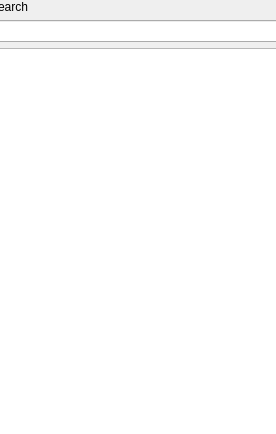
Above: ui/sidepane.ui from fredollinger/scutum before the change. Below: the same form after it.
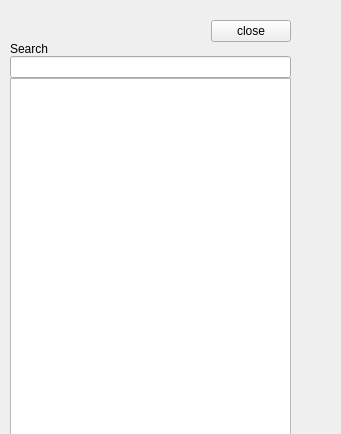
That is the form after the change.

Diff of the .ui file:
```diff
--- a/ui/sidepane.ui
+++ b/ui/sidepane.ui
@@ -6,7 +6,7 @@
    <rect>
     <x>0</x>
     <y>0</y>
-    <width>276</width>
+    <width>341</width>
     <height>434</height>
    </rect>
   </property>
@@ -17,12 +17,42 @@
    <property name="geometry">
     <rect>
      <x>-10</x>
-     <y>0</y>
-     <width>291</width>
-     <height>441</height>
+     <y>20</y>
+     <width>301</width>
+     <height>431</height>
     </rect>
    </property>
    <layout class="QVBoxLayout" name="verticalLayout">
+    <property name="spacing">
+     <number>0</number>
+    </property>
+    <property name="leftMargin">
+     <number>20</number>
+    </property>
+    <item>
+     <layout class="QHBoxLayout" name="horizontalLayout">
+      <item>
+       <spacer name="horizontalSpacer">
+        <property name="orientation">
+         <enum>Qt::Horizontal</enum>
+        </property>
+        <property name="sizeHint" stdset="0">
+         <size>
+          <width>40</width>
+          <height>20</height>
+         </size>
+        </property>
+       </spacer>
+      </item>
+      <item>
+       <widget class="QPushButton" name="closeButton">
+        <property name="text">
+         <string>close</string>
+        </property>
+       </widget>
+      </item>
+     </layout>
+    </item>
     <item>
      <widget class="QLabel" name="label">
       <property name="text">
```
